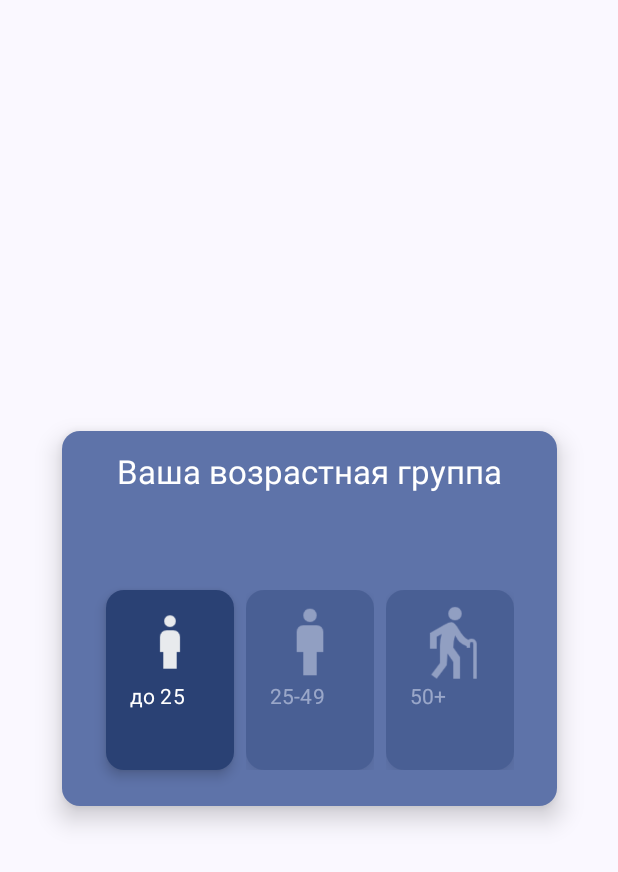
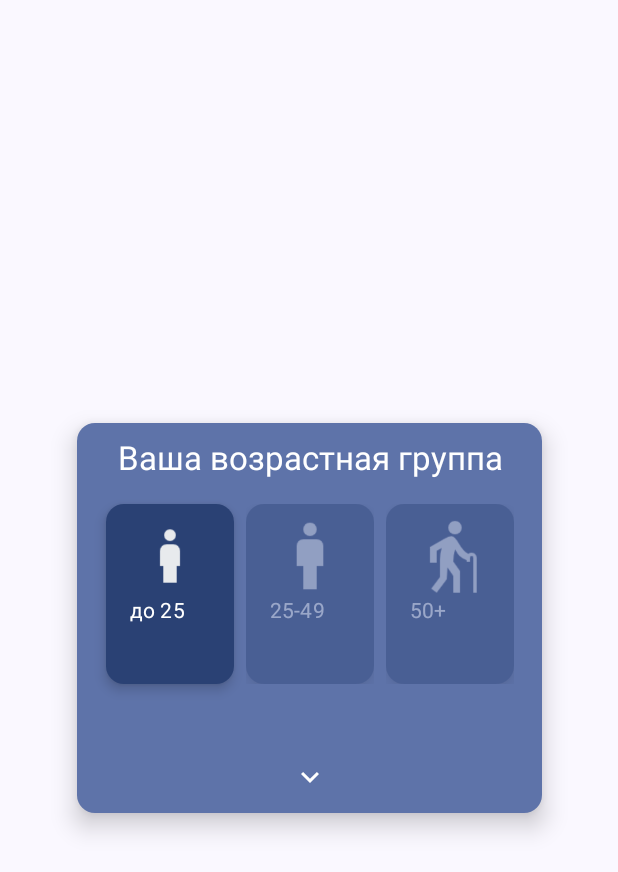
Before and after one commit to Daikeri/diploma-app, an Android app built with Jetpack Compose: the AgeGroupScreen screen opened through its navigation route, after a tap on "до 25", on a phone screen of 412 x 824 dp. Shown: the top 872 px of the screen. Run offline under Robolectric (Android 15) with nearby library versions, the phone set to English and light mode, and no system bars; our stand-ins replace Firebase (no records; nobody signed in at launch, a user with empty details on screens opened directly); Roboto replaces fonts that are not available here.

Commit message:
update meta screen

```diff
--- a/app/src/main/java/com/example/movie_rec_sys/dependcy/AppContainer.kt
+++ b/app/src/main/java/com/example/movie_rec_sys/dependcy/AppContainer.kt
@@ -23,7 +23,7 @@ class AppContainer(myApplication: MyApplication) {
     val primaryRecRepos = PrimaryRecRepository(dockerDS)
 
     private val itemSource = "http://www.omdbapi.com"
-    private val apiKey =  "67bd6ed"//"67bd6ed" f75f8380
+    private val apiKey =  "f75f8380"//"67bd6ed" f75f8380
     private val itemDS = ItemRemoteDataSource(itemSource, apiKey, myApplication)
     val itemRepos = ItemRepository(itemDS)
 
--- a/app/src/main/java/com/example/movie_rec_sys/navigate/AuthNavigate.kt
+++ b/app/src/main/java/com/example/movie_rec_sys/navigate/AuthNavigate.kt
@@ -15,7 +15,7 @@ import com.example.movie_rec_sys.uitemplate.authorization.SignScreen
 
 @Composable
 fun Navigate(app: MyApplication) {
-    val startDestination = "recommend-dialog"//"choose_age_group"
+    val startDestination = "choose_age_group"//"recommend-dialog"//"choose_age_group"
        //if (app.appContainer.fireBaseRepos.userExists()) "recommend-screen" else "general screen"
     val navController = rememberNavController()
 
@@ -48,10 +48,10 @@ fun Navigate(app: MyApplication) {
             AgeGroupScreen()
         }
         dialog("recommend-dialog") {
-            UpdatedSurveyDialog()
-            //MyDialog({navController.navigate("recommend-screen")})
+            UpdatedSurveyDialog {
+                navController.navigate("recommend-screen")
+            }
         }
-
         composable("recommend-screen") {
             MainActionScreen()
         }
--- a/app/src/main/java/com/example/movie_rec_sys/uitemplate/authorization/MetaInfoScreen.kt
+++ b/app/src/main/java/com/example/movie_rec_sys/uitemplate/authorization/MetaInfoScreen.kt
@@ -1,5 +1,6 @@
 package com.example.movie_rec_sys.uitemplate.authorization
 
+import android.util.Log
 import androidx.compose.animation.core.animateDpAsState
 import androidx.compose.foundation.Image
 import androidx.compose.foundation.background
@@ -12,10 +13,13 @@ import androidx.compose.foundation.layout.height
 import androidx.compose.foundation.layout.padding
 import androidx.compose.foundation.layout.width
 import androidx.compose.material.icons.Icons
+import androidx.compose.material.icons.automirrored.filled.KeyboardArrowRight
+import androidx.compose.material.icons.filled.KeyboardArrowDown
 import androidx.compose.material3.Card
 import androidx.compose.material3.CardColors
 import androidx.compose.material3.CardDefaults
 import androidx.compose.material3.Icon
+import androidx.compose.material3.IconButton
 import androidx.compose.material3.MaterialTheme
 import androidx.compose.material3.Text
 import androidx.compose.runtime.Composable
@@ -90,15 +94,27 @@ fun GenderScreen() {
                    }
                }
            }
+           if (choose) {
+               Row(
+                   horizontalArrangement = Arrangement.Center,
+                   verticalAlignment = Alignment.CenterVertically,
+                   modifier = Modifier
+               ) {
+                   IconButton(onClick = { /*TODO*/ }) {
+                       Icons.AutoMirrored.Default.KeyboardArrowRight
+                   }
+               }
+           }
        }
     }
 }
 
+// 120 а 85 для карточки возрастов
 @Composable
 fun AgeGroupScreen() {
     var choose by remember { mutableStateOf(false) }
 
-    var dynamicHeight = if (choose) 250.dp else 200.dp
+    var dynamicHeight = if (choose) 260.dp else 190.dp
 
     val animateHeight by animateDpAsState(targetValue = dynamicHeight, label = "")
 
@@ -112,7 +128,7 @@ fun AgeGroupScreen() {
         Card(
             modifier = Modifier
                 .height(animateHeight)
-                .width(330.dp),
+                .width(310.dp),
             colors = CardColors(
                 containerColor = MaterialTheme.colorScheme.primaryContainer,
                 contentColor =  MaterialTheme.colorScheme.onPrimaryContainer,
@@ -123,10 +139,14 @@ fun AgeGroupScreen() {
                 defaultElevation = 10.dp
             ),
         ) {
-            Box(
+           Box(modifier = Modifier.fillMaxSize()) {
+               Column(
+                   verticalArrangement = Arrangement.Center,
+                   horizontalAlignment = Alignment.CenterHorizontally,
                    modifier = Modifier
-                    .fillMaxSize()
-                    .padding(start = 16.dp, end = 16.dp, bottom = 24.dp, top = 8.dp)
+                       .padding(start = 16.dp, end = 16.dp, bottom = 0.dp, top = 0.dp)
+                       .align(Alignment.TopCenter)
+
                ) {
                    Text(
                        text = "Ваша возрастная группа",
@@ -134,13 +154,12 @@ fun AgeGroupScreen() {
                        color = MaterialTheme.colorScheme.onPrimaryContainer,
                        textAlign = TextAlign.Center,
                        modifier = Modifier
-                        .padding(top = 6.dp)
-                        .align(Alignment.TopCenter)
+                           .padding(top = 10.dp, bottom = 16.dp)
                    )
                    Row(
                        horizontalArrangement = Arrangement.spacedBy(8.dp),
                        modifier = Modifier
-                        .align(Alignment.BottomCenter)
+
                    ) {
                        CardWithIcon(image = R.drawable.boy, label = "до 25", false) {
                            choose = !choose
@@ -150,6 +169,20 @@ fun AgeGroupScreen() {
                        }
                        CardWithIcon(image = R.drawable.elderly, label = "50+", false) {
                            choose = !choose
+                       }
+                   }
+               }
+               if (choose) {
+                   Log.e("Choose", "${choose}")
+                   Row(
+                       verticalAlignment = Alignment.CenterVertically,
+                       horizontalArrangement = Arrangement.Center,
+                       modifier = Modifier
+                           .align(Alignment.BottomCenter)
+                   ) {
+                       IconButton(onClick = { /*TODO*/ }) {
+                           Icon(Icons.Filled.KeyboardArrowDown, contentDescription = "Информация о приложении")
+                       }
                    }
                }
            }
```
Also changed, not shown: app/src/main/java/com/example/movie_rec_sys/uitemplate/action/UpdatedSurveyDialog.kt (+9 -1 lines), app/src/main/java/com/example/movie_rec_sys/viewmodel/UpdatedDialogViewModel.kt (+15 -0 lines). Lines whose indentation alone changed are shown as unchanged.
